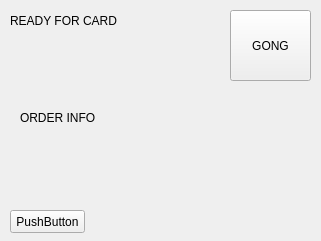
The window that GUI/FormMain.ui (slader1/CRAB) describes before a commit, drawn with Qt 5.
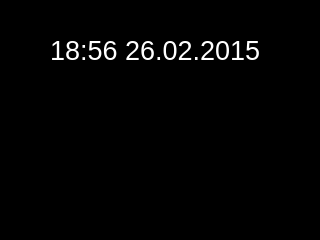
The same window after the commit. Icons and pictures are not drawn.

```diff
--- a/GUI/FormMain.ui
+++ b/GUI/FormMain.ui
@@ -6,63 +6,169 @@
    <rect>
     <x>0</x>
     <y>0</y>
-    <width>321</width>
-    <height>241</height>
+    <width>320</width>
+    <height>240</height>
    </rect>
   </property>
+  <property name="sizePolicy">
+   <sizepolicy hsizetype="Fixed" vsizetype="Fixed">
+    <horstretch>0</horstretch>
+    <verstretch>0</verstretch>
+   </sizepolicy>
+  </property>
+  <property name="minimumSize">
+   <size>
+    <width>320</width>
+    <height>240</height>
+   </size>
+  </property>
+  <property name="maximumSize">
+   <size>
+    <width>320</width>
+    <height>240</height>
+   </size>
+  </property>
+  <property name="palette">
+   <palette>
+    <active>
+     <colorrole role="Window">
+      <brush brushstyle="SolidPattern">
+       <color alpha="255">
+        <red>0</red>
+        <green>0</green>
+        <blue>0</blue>
+       </color>
+      </brush>
+     </colorrole>
+    </active>
+    <inactive>
+     <colorrole role="Window">
+      <brush brushstyle="SolidPattern">
+       <color alpha="255">
+        <red>0</red>
+        <green>0</green>
+        <blue>0</blue>
+       </color>
+      </brush>
+     </colorrole>
+    </inactive>
+    <disabled>
+     <colorrole role="Window">
+      <brush brushstyle="SolidPattern">
+       <color alpha="255">
+        <red>0</red>
+        <green>0</green>
+        <blue>0</blue>
+       </color>
+      </brush>
+     </colorrole>
+    </disabled>
+   </palette>
+  </property>
   <property name="windowTitle">
    <string>CRAB</string>
   </property>
   <widget class="QPushButton" name="ButtonGong">
    <property name="geometry">
     <rect>
-     <x>230</x>
-     <y>10</y>
-     <width>81</width>
-     <height>71</height>
-    </rect>
-   </property>
-   <property name="text">
-    <string>GONG</string>
-   </property>
-  </widget>
-  <widget class="QLabel" name="labelReadyForCard">
-   <property name="geometry">
-    <rect>
-     <x>10</x>
-     <y>10</y>
-     <width>141</width>
-     <height>21</height>
-    </rect>
-   </property>
-   <property name="text">
-    <string>READY FOR CARD</string>
-   </property>
-  </widget>
-  <widget class="QLabel" name="labelOrderInfo">
-   <property name="geometry">
-    <rect>
-     <x>20</x>
+     <x>190</x>
      <y>110</y>
-     <width>81</width>
-     <height>16</height>
+     <width>121</width>
+     <height>121</height>
     </rect>
    </property>
    <property name="text">
-    <string>ORDER INFO</string>
+    <string/>
    </property>
+   <property name="icon">
+    <iconset resource="../crab_resources.qrc">
+     <normaloff>:/Icons/GongIcon</normaloff>:/Icons/GongIcon</iconset>
+   </property>
+   <property name="iconSize">
+    <size>
+     <width>64</width>
+     <height>64</height>
+    </size>
+   </property>
+   <property name="flat">
+    <bool>true</bool>
+   </property>
   </widget>
-  <widget class="QPushButton" name="pushButton">
+  <widget class="QLabel" name="LabelCoffeeIcon">
    <property name="geometry">
     <rect>
-     <x>10</x>
-     <y>210</y>
-     <width>75</width>
-     <height>23</height>
+     <x>22</x>
+     <y>116</y>
+     <width>91</width>
+     <height>101</height>
     </rect>
    </property>
    <property name="text">
-    <string>PushButton</string>
+    <string/>
+   </property>
+   <property name="pixmap">
+    <pixmap resource="../crab_resources.qrc">:/Icons/CoffeeIcon</pixmap>
+   </property>
+   <property name="scaledContents">
+    <bool>true</bool>
+   </property>
+  </widget>
+  <widget class="QLabel" name="label">
+   <property name="geometry">
+    <rect>
+     <x>50</x>
+     <y>30</y>
+     <width>221</width>
+     <height>41</height>
+    </rect>
+   </property>
+   <property name="palette">
+    <palette>
+     <active>
+      <colorrole role="WindowText">
+       <brush brushstyle="SolidPattern">
+        <color alpha="255">
+         <red>255</red>
+         <green>255</green>
+         <blue>255</blue>
+        </color>
+       </brush>
+      </colorrole>
+     </active>
+     <inactive>
+      <colorrole role="WindowText">
+       <brush brushstyle="SolidPattern">
+        <color alpha="255">
+         <red>255</red>
+         <green>255</green>
+         <blue>255</blue>
+        </color>
+       </brush>
+      </colorrole>
+     </inactive>
+     <disabled>
+      <colorrole role="WindowText">
+       <brush brushstyle="SolidPattern">
+        <color alpha="255">
+         <red>120</red>
+         <green>120</green>
+         <blue>120</blue>
+        </color>
+       </brush>
+      </colorrole>
+     </disabled>
+    </palette>
+   </property>
+   <property name="font">
+    <font>
+     <family>Arial</family>
+     <pointsize>20</pointsize>
+     <weight>50</weight>
+     <bold>false</bold>
+    </font>
+   </property>
+   <property name="text">
+    <string>18:56 26.02.2015</string>
    </property>
   </widget>
  </widget>
```
Left out of the diff: 8 changed lines with no effect on the pictures.
